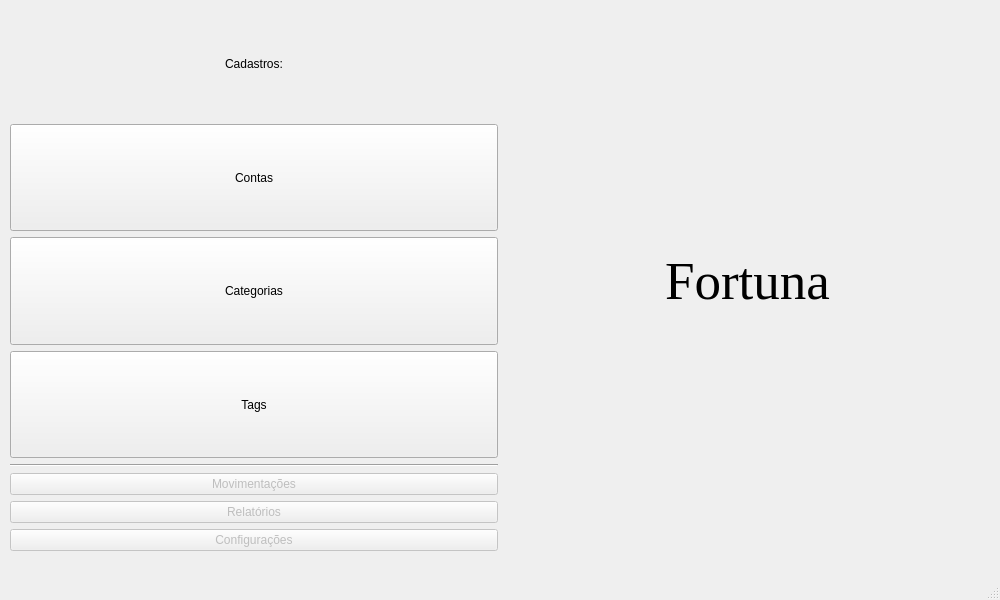
The window that mainwindow.ui (danielghirghi/fortuna) describes before a commit, drawn with Qt 5.
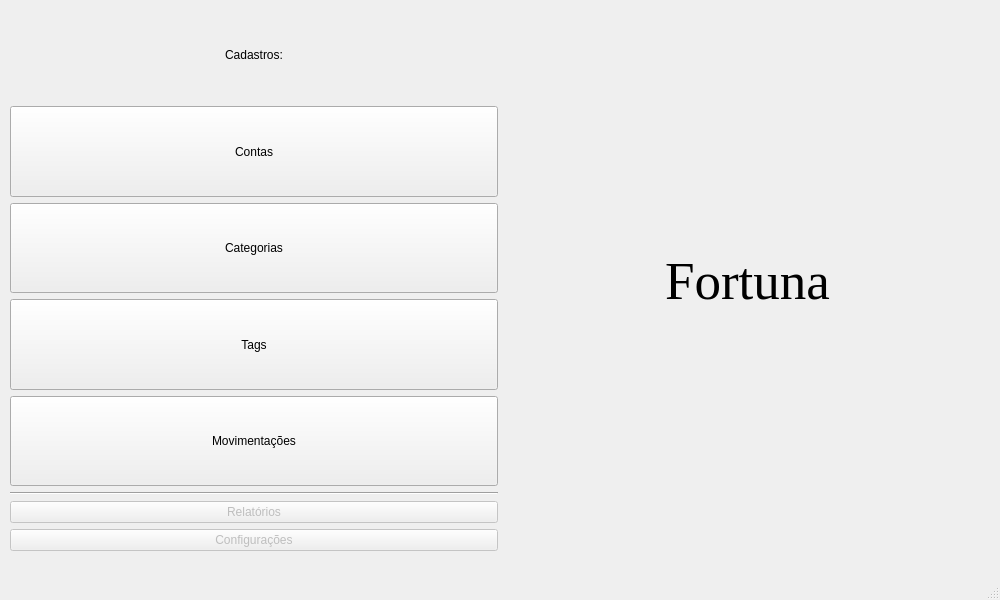
The same window after the commit.

What changed in the file:
```diff
--- a/mainwindow.ui
+++ b/mainwindow.ui
@@ -93,23 +93,29 @@
          </property>
         </widget>
        </item>
-       <item>
-        <widget class="Line" name="line1">
-         <property name="orientation">
-          <enum>Qt::Horizontal</enum>
-         </property>
-        </widget>
-       </item>
        <item>
         <widget class="QPushButton" name="btnMovimentacoes">
          <property name="enabled">
-          <bool>false</bool>
+          <bool>true</bool>
+         </property>
+         <property name="sizePolicy">
+          <sizepolicy hsizetype="Minimum" vsizetype="Preferred">
+           <horstretch>0</horstretch>
+           <verstretch>0</verstretch>
+          </sizepolicy>
          </property>
          <property name="text">
           <string>Movimentações</string>
          </property>
         </widget>
        </item>
+       <item>
+        <widget class="Line" name="line1">
+         <property name="orientation">
+          <enum>Qt::Orientation::Horizontal</enum>
+         </property>
+        </widget>
+       </item>
        <item>
         <widget class="QPushButton" name="btnRelatorios">
          <property name="enabled">
```
Left out of the diff: 7 changed lines with no effect on the pictures.
